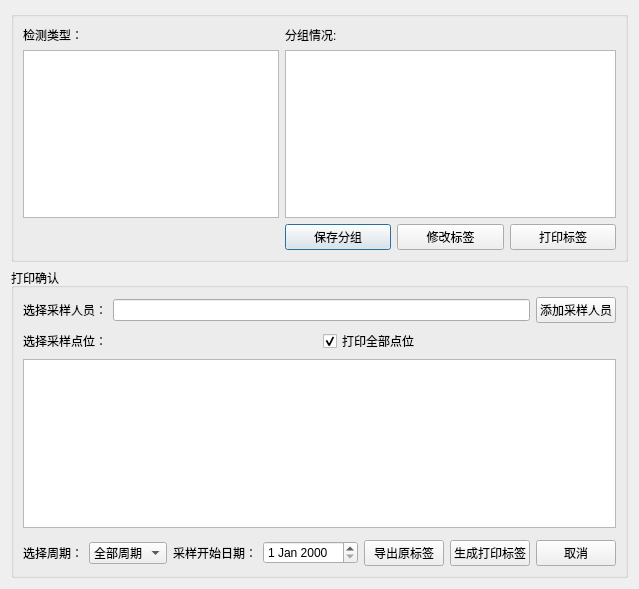
Old version of the form src/TaskSheetManager/samplegroupingdlg.ui in the repository hcc01/ELIMS.
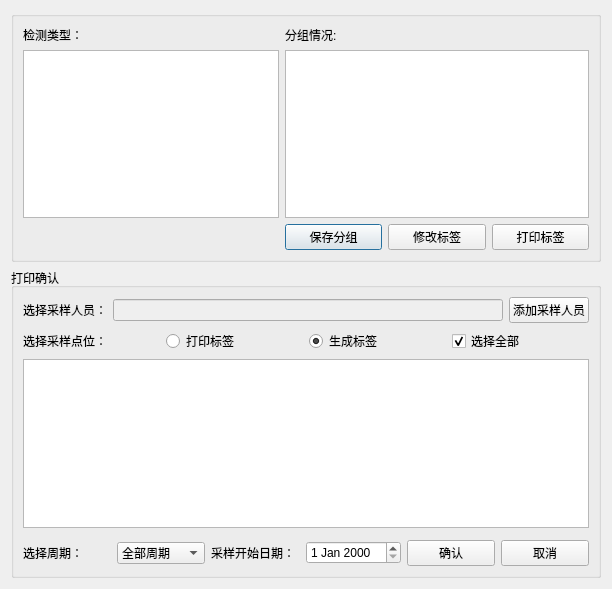
New version of the form. Custom widgets are drawn as their Qt base class.

```diff
--- a/src/TaskSheetManager/samplegroupingdlg.ui
+++ b/src/TaskSheetManager/samplegroupingdlg.ui
@@ -84,7 +84,14 @@
          </widget>
         </item>
         <item>
-         <widget class="QLineEdit" name="samplerEdit"/>
+         <widget class="QLineEdit" name="samplerEdit">
+          <property name="enabled">
+           <bool>false</bool>
+          </property>
+          <property name="inputMask">
+           <string/>
+          </property>
+         </widget>
         </item>
         <item>
          <widget class="QPushButton" name="addSamplerBtn">
@@ -104,10 +111,27 @@
           </property>
          </widget>
         </item>
+        <item>
+         <widget class="QRadioButton" name="radioPrint">
+          <property name="text">
+           <string>打印标签</string>
+          </property>
+         </widget>
+        </item>
+        <item>
+         <widget class="QRadioButton" name="radioGenerate">
+          <property name="text">
+           <string>生成标签</string>
+          </property>
+          <property name="checked">
+           <bool>true</bool>
+          </property>
+         </widget>
+        </item>
         <item>
          <widget class="QCheckBox" name="checkBox">
           <property name="text">
-           <string>打印全部点位</string>
+           <string>选择全部</string>
           </property>
           <property name="checked">
            <bool>true</bool>
@@ -155,17 +179,10 @@
         <item>
          <widget class="QDateEdit" name="dateEdit"/>
         </item>
-        <item>
-         <widget class="QPushButton" name="printOkbtn_2">
-          <property name="text">
-           <string>导出原标签</string>
-          </property>
-         </widget>
-        </item>
         <item>
          <widget class="QPushButton" name="printOkbtn">
           <property name="text">
-           <string>生成打印标签</string>
+           <string>确认</string>
           </property>
          </widget>
         </item>
```
Left out of the diff: 5 changed lines with no effect on the pictures.
